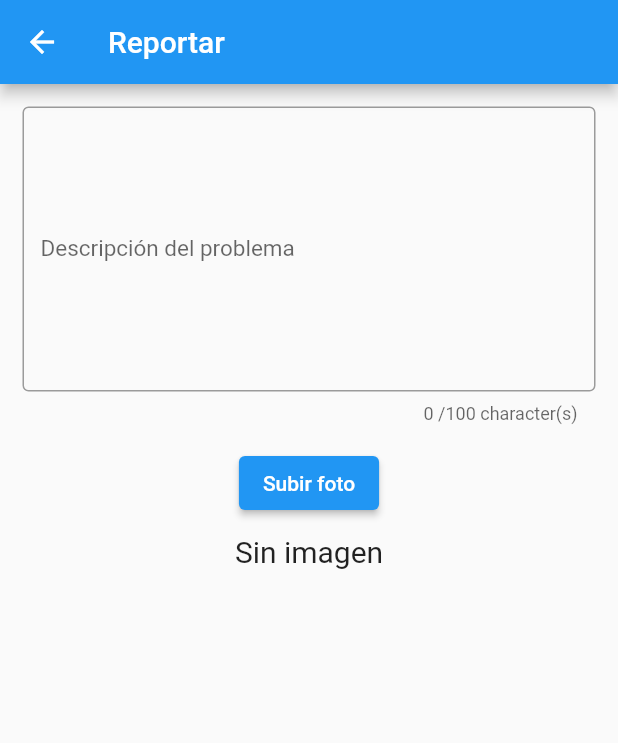
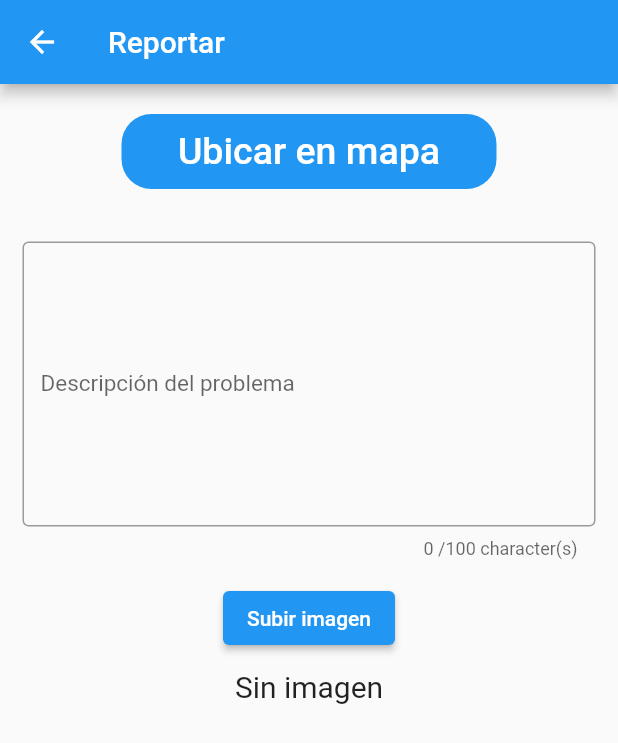
Before and after one commit to EmilioFex20/ProyectoIntroInge, a Flutter app: the ReportarScreen screen opened directly, on a phone screen of 412 x 824 dp. Shown: the top 743 px of the screen. Run offline on Flutter 3.47's test engine with Material 2 defaults, Android fonts, the light colour scheme and no system bars; our stand-ins replace google_maps_flutter, image_picker.

Commit message:
Emilio (#16)
* Foto perro

* Main player dormido

Hice el sprite del mc dormido

* Página web

* Se creó la app en flutter

* Indez.html

Reacomo y creación de divs e info

* Index.html styles.css main.js

*Cambie el nombre de Zomascot a VSR(Vive sin Rickettsia)
*Reacomodo del div de inicio(ya es responsivo)
*Funcionalidad de js sr.reveal ya vuelve a funcionar

* Update styler.css

Arreglé las huellitas y puse el @media screen min width 400px, porque así funciona para los celulares

* Main. dart styles.css e index.html

Hice cambios en todos esos archivos y subí un archivo.txt para hacer una demostración.

* Delete New Text Document.txt

* Flutter app

*Se creó la pamtalla de inicio de sesión
*Se creó la pamtalla de creación de cuenta
*Se creó la pamtalla de inicio
*Se creó la pamtalla de reportar, en la cual se le añadió la función para escribibr una descripción y subir una imagen, ya sea de la galeria o tomar una foto con la cámara

* Commit

```diff
--- a/App/flutter_application_1/lib/firstscreen.dart
+++ b/App/flutter_application_1/lib/firstscreen.dart
@@ -1,5 +1,6 @@
 import 'package:flutter/material.dart';
 import 'package:flutter_application_1/loginscreen.dart';
+import 'package:flutter_application_1/mapareportes.dart';
 import 'package:flutter_application_1/reportar.dart';
 
 class FirstScreen extends StatefulWidget {
@@ -60,7 +61,7 @@ class _FirstScreenState extends State<FirstScreen> {
                     Navigator.push(
                       context,
                       MaterialPageRoute(
-                          builder: (context) => const Loginscreen()),
+                          builder: (context) => const MapadeReportes()),
                     );
                   },
                   child: const Text(
--- a/App/flutter_application_1/lib/main.dart
+++ b/App/flutter_application_1/lib/main.dart
@@ -9,7 +9,10 @@ class App extends StatelessWidget {
   @override
   Widget build(BuildContext context) {
     return MaterialApp(
+      title: 'Vive Sin Rickettsia',
+      debugShowCheckedModeBanner: false,
       theme: ThemeData(
+        primaryColor: Colors.white,
         brightness: Brightness.light,
       ),
       darkTheme: ThemeData(brightness: Brightness.dark),
--- a/App/flutter_application_1/lib/reportar.dart
+++ b/App/flutter_application_1/lib/reportar.dart
@@ -1,5 +1,9 @@
+
+import 'dart:async';
+
 import 'package:flutter/material.dart';
 import 'package:flutter/services.dart';
+import 'package:flutter_application_1/mapaparareportar.dart';
 import 'package:image_picker/image_picker.dart';
 import 'dart:io';
 //import 'package:flutter_application_1/firstscreen.dart';
@@ -18,7 +22,7 @@ class _ReportarScreenState extends State<ReportarScreen> {
 
   final ImagePicker picker = ImagePicker();
 
-  //we can upload image from camera or from gallery based on parameter
+  //podemos subir una imagen desde la cámara o la galeria, dependiendo el parámetro
   Future getImage(ImageSource media) async {
     var img = await picker.pickImage(source: media);
 
@@ -27,6 +31,7 @@ class _ReportarScreenState extends State<ReportarScreen> {
     });
   }
 
+//función invocada una vez el usuario quiera subir una imagen
   void myAlert() {
     showDialog(
         context: context,
@@ -40,7 +45,7 @@ class _ReportarScreenState extends State<ReportarScreen> {
               child: Column(
                 children: [
                   ElevatedButton(
-                    //if user click this button, user can upload image from gallery
+                    //botón de usuario para subir imagen desde la galeria
                     onPressed: () {
                       Navigator.pop(context);
                       getImage(ImageSource.gallery);
@@ -53,7 +58,7 @@ class _ReportarScreenState extends State<ReportarScreen> {
                     ),
                   ),
                   ElevatedButton(
-                    //if user click this button. user can upload image from camera
+                    //botón de usuario para subir imagen tomada por la cámara
                     onPressed: () {
                       Navigator.pop(context);
                       getImage(ImageSource.camera);
@@ -82,6 +87,31 @@ class _ReportarScreenState extends State<ReportarScreen> {
         child: Wrap(children: [
           Column(
             children: [
+              Center(
+                child: Padding(
+                  padding: const EdgeInsets.all(20.0),
+                  child: Container(
+                    height: 50,
+                    width: 250,
+                    decoration: BoxDecoration(
+                        color: Colors.blue,
+                        borderRadius: BorderRadius.circular(20)),
+                    child: TextButton(
+                      onPressed: () {
+                        Navigator.push(
+                          context,
+                          MaterialPageRoute(
+                              builder: (context) => const MapaParaReportar()),
+                        );
+                      },
+                      child: const Text(
+                        'Ubicar en mapa',
+                        style: TextStyle(color: Colors.white, fontSize: 25),
+                      ),
+                    ),
+                  ),
+                ),
+              ),
               Padding(
                 padding: const EdgeInsets.all(15.0),
                 child: SizedBox(
@@ -113,20 +143,20 @@ class _ReportarScreenState extends State<ReportarScreen> {
                 onPressed: () {
                   myAlert();
                 },
-                child: Text('Subir foto'),
+                child: const Text('Subir imagen'),
               ),
               const SizedBox(
                 height: 10,
               ),
-              //if image not null show the image
-              //if image null show text
+              //si la imagen no es null mostrar la imagen
+              //si la imagen es null mostrar el texto
               image != null
                   ? Padding(
                       padding: const EdgeInsets.symmetric(horizontal: 20),
                       child: ClipRRect(
                         borderRadius: BorderRadius.circular(8),
                         child: Image.file(
-                          //to show image, you type like this.
+                          //mostrar la imagen
                           File(image!.path),
                           fit: BoxFit.cover,
                           width: MediaQuery.of(context).size.width,
--- a/App/flutter_application_1/pubspec.yaml
+++ b/App/flutter_application_1/pubspec.yaml
@@ -30,6 +30,9 @@ environment:
 dependencies:
   flutter:
     sdk: flutter
+
+  dio: ^4.0.0
+  flutter_polyline_points: ^2.0.0
 
 
   # The following adds the Cupertino Icons font to your application.
```
Also changed, not shown: App/flutter_application_1/lib/mapaparareportar.dart (added, +71 -0 lines), App/flutter_application_1/lib/mapareportes.dart (added, +42 -0 lines), App/flutter_application_1/pubspec.lock, 2 other files.
